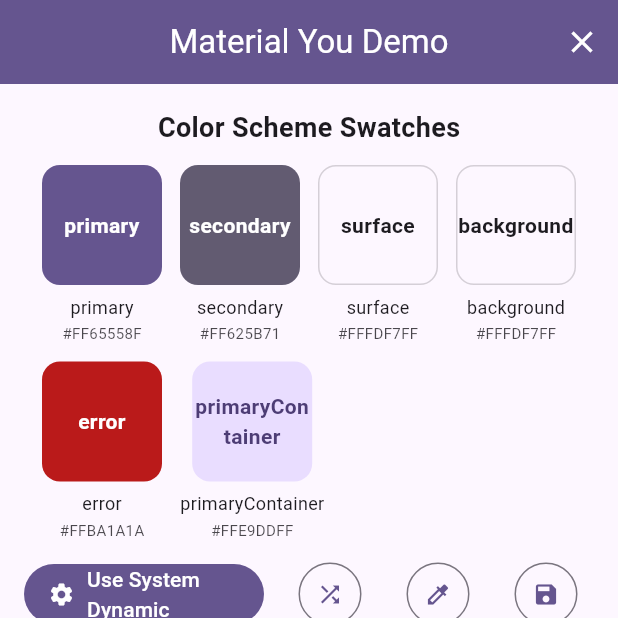
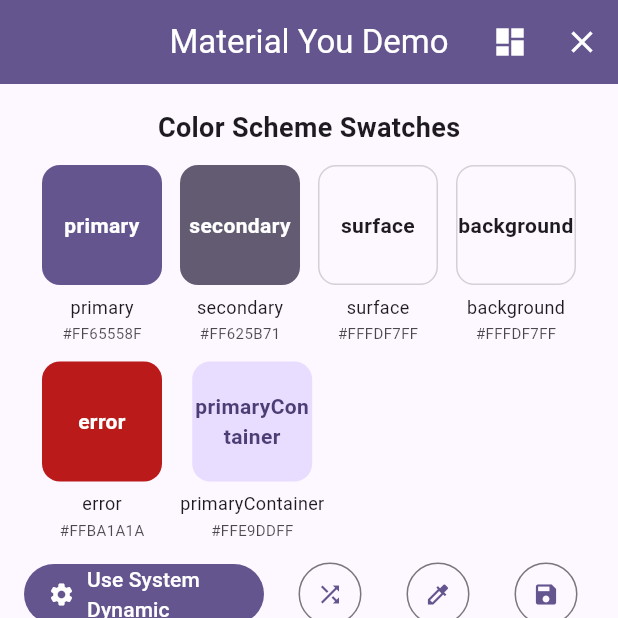
Before and after one commit to TheGreatEmperor1/MobileApp_MaterialYou3, a Flutter app: the screen it shows after launch, on a phone screen of 412 x 824 dp, the top half of it. Run offline on Flutter 3.47's test engine with Material 3 defaults, Android fonts, the phone set to English and light mode, and no system bars; drawn by our look-alikes of dynamic_color; our stand-ins replace flutter_colorpicker, flutter_svg, shared_preferences.

Commit message:
Perubahan kecil

```diff
--- a/lib/home_screen.dart
+++ b/lib/home_screen.dart
@@ -1,3 +1,4 @@
+// Updated HomeScreen: added goToDashboard callback and AppBar action to open Dashboard
 import 'package:flutter/material.dart';
 import 'package:flutter_colorpicker/flutter_colorpicker.dart';
 
@@ -10,6 +11,7 @@ class HomeScreen extends StatelessWidget {
   final bool isUsingDynamic;
   final Color currentSeed;
   final VoidCallback? goToPreview;
+  final VoidCallback? goToDashboard; // NEW
   final bool isDarkMode;
   final VoidCallback onToggleDarkMode;
 
@@ -32,6 +34,7 @@ class HomeScreen extends StatelessWidget {
     required this.isUsingDynamic,
     required this.currentSeed,
     this.goToPreview,
+    this.goToDashboard,
     required this.isDarkMode,
     required this.onToggleDarkMode,
     required this.presets,
@@ -50,15 +53,12 @@ class HomeScreen extends StatelessWidget {
     return (a << 24) | (r << 16) | (g << 8) | b;
   }
 
-  String _hex(Color c) =>
-      '#${_toARGB32(c).toRadixString(16).padLeft(8, '0').toUpperCase()}';
+  String _hex(Color c) => '#${_toARGB32(c).toRadixString(16).padLeft(8, '0').toUpperCase()}';
 
-  // return true if colors are visually similar (simple luminance check)
   bool _isSimilar(Color a, Color b, [double threshold = 0.06]) {
     return (a.computeLuminance() - b.computeLuminance()).abs() < threshold;
   }
 
-  // open color picker dialog and apply chosen color via onSetSeed
   void _openColorPicker(BuildContext context) {
     Color temp = currentSeed;
     showDialog(
@@ -71,25 +71,17 @@ class HomeScreen extends StatelessWidget {
             onColorChanged: (c) => temp = c,
             enableAlpha: false,
             pickerAreaHeightPercent: 0.7,
-            // avoid showLabel (deprecated)
           ),
         ),
         actions: [
-          TextButton(
-            onPressed: () => Navigator.of(ctx).pop(),
-            child: const Text('Cancel'),
-          ),
+          TextButton(onPressed: () => Navigator.of(ctx).pop(), child: const Text('Cancel')),
           TextButton(
             onPressed: () {
-              // always apply chosen color as seed AND force primary to that color
               onSetSeed(temp);
               onApplyAsPrimary(temp);
               Navigator.of(ctx).pop();
               ScaffoldMessenger.of(context).showSnackBar(
-                SnackBar(
-                  content: Text('Picked color ${_hex(temp)} (applied)'),
-                  duration: const Duration(seconds: 2),
-                ),
+                SnackBar(content: Text('Picked color ${_hex(temp)} (applied)'), duration: const Duration(seconds: 2)),
               );
             },
             child: const Text('Apply'),
@@ -99,13 +91,7 @@ class HomeScreen extends StatelessWidget {
     );
   }
 
-  Widget _swatch(
-    BuildContext context,
-    String name,
-    Color color,
-    Color onColor,
-    Color scaffoldBg,
-  ) {
+  Widget _swatch(BuildContext context, String name, Color color, Color onColor, Color scaffoldBg) {
     final showBorder = _isSimilar(color, scaffoldBg, 0.06);
     return Column(
       children: [
@@ -114,21 +100,14 @@ class HomeScreen extends StatelessWidget {
           child: InkWell(
             borderRadius: BorderRadius.circular(12),
             onTap: () {
-              // always set seed
               onSetSeed(color);
-              // if autoApply is on, also force primary to this color
               if (autoApplyOnTap) onApplyAsPrimary(color);
 
               ScaffoldMessenger.of(context).showSnackBar(
                 SnackBar(
                   content: Text('$name set as seed\n${_hex(color)}'),
                   duration: const Duration(seconds: 3),
-                  action: SnackBarAction(
-                    label: 'Use as Primary',
-                    onPressed: () {
-                      onApplyAsPrimary(color);
-                    },
-                  ),
+                  action: SnackBarAction(label: 'Use as Primary', onPressed: () => onApplyAsPrimary(color)),
                 ),
               );
             },
@@ -138,16 +117,10 @@ class HomeScreen extends StatelessWidget {
               decoration: BoxDecoration(
                 color: color,
                 borderRadius: BorderRadius.circular(12),
-                border: showBorder
-                    ? Border.all(color: onColor.withAlpha((0.18 * 255).round()))
-                    : null,
+                border: showBorder ? Border.all(color: onColor.withAlpha((0.18 * 255).round())) : null,
               ),
               child: Center(
-                child: Text(
-                  name,
-                  style: TextStyle(color: onColor, fontWeight: FontWeight.bold),
-                  textAlign: TextAlign.center,
-                ),
+                child: Text(name, style: TextStyle(color: onColor, fontWeight: FontWeight.bold), textAlign: TextAlign.center),
               ),
             ),
           ),
@@ -155,15 +128,7 @@ class HomeScreen extends StatelessWidget {
         const SizedBox(height: 6),
         Text(name, style: const TextStyle(fontSize: 12)),
         const SizedBox(height: 2),
-        Text(
-          _hex(color),
-          style: TextStyle(
-            fontSize: 10,
-            color: Theme.of(
-              context,
-            ).colorScheme.onSurface.withAlpha((0.8 * 255).round()),
-          ),
-        ),
+        Text(_hex(color), style: TextStyle(fontSize: 10, color: Theme.of(context).colorScheme.onSurface.withAlpha((0.8 * 255).round()))),
       ],
     );
   }
@@ -171,17 +136,9 @@ class HomeScreen extends StatelessWidget {
   Widget _presetTile(BuildContext context, Color color) {
     return GestureDetector(
       onTap: () {
-        // apply preset as seed
         onSetSeed(color);
-        // IMPORTANT: always force primary to this preset (patch requested)
         onApplyAsPrimary(color);
-
-        ScaffoldMessenger.of(context).showSnackBar(
-          SnackBar(
-            content: Text('Preset applied ${_hex(color)}'),
-            duration: const Duration(seconds: 1),
-          ),
-        );
+        ScaffoldMessenger.of(context).showSnackBar(SnackBar(content: Text('Preset applied ${_hex(color)}'), duration: const Duration(seconds: 1)));
       },
       onLongPress: () async {
         final confirm = await showDialog<bool>(
@@ -190,14 +147,8 @@ class HomeScreen extends StatelessWidget {
             title: const Text('Delete preset?'),
             content: Text('Remove preset ${_hex(color)}?'),
             actions: [
-              TextButton(
-                onPressed: () => Navigator.of(context).pop(false),
-                child: const Text('Cancel'),
-              ),
-              TextButton(
-                onPressed: () => Navigator.of(context).pop(true),
-                child: const Text('Delete'),
-              ),
+              TextButton(onPressed: () => Navigator.of(context).pop(false), child: const Text('Cancel')),
+              TextButton(onPressed: () => Navigator.of(context).pop(true), child: const Text('Delete')),
             ],
           ),
         );
@@ -206,12 +157,7 @@ class HomeScreen extends StatelessWidget {
         if (confirm == true) {
           onRemovePreset(color);
           if (!context.mounted) return;
-          ScaffoldMessenger.of(context).showSnackBar(
-            SnackBar(
-              content: Text('Preset removed ${_hex(color)}'),
-              duration: const Duration(seconds: 1),
-            ),
-          );
+          ScaffoldMessenger.of(context).showSnackBar(SnackBar(content: Text('Preset removed ${_hex(color)}'), duration: const Duration(seconds: 1)));
         }
       },
       child: Container(
@@ -221,11 +167,7 @@ class HomeScreen extends StatelessWidget {
         decoration: BoxDecoration(
           color: color,
           shape: BoxShape.circle,
-          border: Border.all(
-            color: Theme.of(
-              context,
-            ).colorScheme.onSurface.withAlpha((0.12 * 255).round()),
-          ),
+          border: Border.all(color: Theme.of(context).colorScheme.onSurface.withAlpha((0.12 * 255).round())),
         ),
       ),
     );
@@ -235,77 +177,24 @@ class HomeScreen extends StatelessWidget {
     showModalBottomSheet(
       context: context,
       useSafeArea: true,
-      shape: const RoundedRectangleBorder(
-        borderRadius: BorderRadius.vertical(top: Radius.circular(20)),
-      ),
+      shape: const RoundedRectangleBorder(borderRadius: BorderRadius.vertical(top: Radius.circular(20))),
       builder: (context) {
         return Padding(
           padding: const EdgeInsets.all(20),
           child: SingleChildScrollView(
-            child: Column(
-              crossAxisAlignment: CrossAxisAlignment.start,
-              children: [
-                const Center(
-                  child: Text(
-                    "Panduan Penggunaan Aplikasi",
-                    style: TextStyle(fontSize: 18, fontWeight: FontWeight.bold),
-                  ),
-                ),
-
+            child: Column(crossAxisAlignment: CrossAxisAlignment.start, children: [
+              const Center(child: Text("Panduan Penggunaan Aplikasi", style: TextStyle(fontSize: 18, fontWeight: FontWeight.bold))),
               const SizedBox(height: 20),
-
-                _guideItem(
-                  Icons.colorize,
-                  "Mengganti Warna Seed",
-                  "Pilih warna dari swatch atau buka color picker.",
-                ),
-
-                _guideItem(
-                  Icons.shuffle,
-                  "Random Warna",
-                  "Tekan ikon acak untuk menghasilkan seed color baru.",
-                ),
-
-                _guideItem(
-                  Icons.palette,
-                  "Dynamic vs Seed Color",
-                  "Gunakan warna Material You dari sistem atau warna seed pilihan Anda.",
-                ),
-
-                _guideItem(
-                  Icons.save,
-                  "Menyimpan Preset",
-                  "Tekan ikon save untuk menyimpan warna sebagai preset.",
-                ),
-
-                _guideItem(
-                  Icons.remove_circle,
-                  "Menghapus Preset",
-                  "Tekan dan tahan preset lalu konfirmasi hapus.",
-                ),
-
-                _guideItem(
-                  Icons.format_paint,
-                  "Set Primary Color",
-                  "Gunakan tombol 'Use as Primary' di snack bar.",
-                ),
-
-                _guideItem(
-                  Icons.brightness_6,
-                  "Mode Gelap / Terang",
-                  "Gunakan switch untuk mengubah mode tampilan.",
-                ),
-
+              _guideItem(Icons.colorize, "Mengganti Warna Seed", "Pilih warna dari swatch atau buka color picker."),
+              _guideItem(Icons.shuffle, "Random Warna", "Tekan ikon acak untuk menghasilkan seed color baru."),
+              _guideItem(Icons.palette, "Dynamic vs Seed Color", "Gunakan warna Material You dari sistem atau warna seed pilihan Anda."),
+              _guideItem(Icons.save, "Menyimpan Preset", "Tekan ikon save untuk menyimpan warna sebagai preset."),
+              _guideItem(Icons.remove_circle, "Menghapus Preset", "Tekan dan tahan preset lalu konfirmasi hapus."),
+              _guideItem(Icons.format_paint, "Set Primary Color", "Gunakan tombol 'Use as Primary' di snack bar."),
+              _guideItem(Icons.brightness_6, "Mode Gelap / Terang", "Gunakan switch untuk mengubah mode tampilan."),
               const SizedBox(height: 20),
-
-                Center(
-                  child: ElevatedButton(
-                    onPressed: () => Navigator.pop(context),
-                    child: const Text("Tutup"),
-                  ),
-                ),
-              ],
-            ),
+              Center(child: ElevatedButton(onPressed: () => Navigator.pop(context), child: const Text("Tutup"))),
+            ]),
           ),
         );
       },
@@ -315,29 +204,17 @@ class HomeScreen extends StatelessWidget {
   Widget _guideItem(IconData icon, String title, String desc) {
     return Padding(
       padding: const EdgeInsets.only(bottom: 16),
-      child: Row(
-        crossAxisAlignment: CrossAxisAlignment.start,
-        children: [
+      child: Row(crossAxisAlignment: CrossAxisAlignment.start, children: [
         Icon(icon, size: 28),
         const SizedBox(width: 12),
         Expanded(
-            child: Column(
-              crossAxisAlignment: CrossAxisAlignment.start,
-              children: [
-                Text(
-                  title,
-                  style: const TextStyle(
-                    fontSize: 15,
-                    fontWeight: FontWeight.bold,
-                  ),
-                ),
+          child: Column(crossAxisAlignment: CrossAxisAlignment.start, children: [
+            Text(title, style: const TextStyle(fontSize: 15, fontWeight: FontWeight.bold)),
             const SizedBox(height: 3),
             Text(desc, style: const TextStyle(fontSize: 13)),
-              ],
+          ]),
         ),
-          ),
-        ],
-      ),
+      ]),
     );
   }
 
@@ -345,8 +222,6 @@ class HomeScreen extends StatelessWidget {
   Widget build(BuildContext context) {
     final cs = Theme.of(context).colorScheme;
     final scaffoldBg = Theme.of(context).scaffoldBackgroundColor;
-
-    // use cs.surface as a safe fallback across Flutter versions
     final surfaceSwatch = cs.surface;
     final backgroundSwatch = cs.surface;
 
@@ -357,11 +232,8 @@ class HomeScreen extends StatelessWidget {
         foregroundColor: cs.onPrimary,
         centerTitle: true,
         actions: [
-          IconButton(
-            tooltip: 'Clear primary override',
-            icon: const Icon(Icons.clear),
-            onPressed: onClearPrimaryOverride,
-          ),
+          IconButton(tooltip: 'Open Dashboard', icon: const Icon(Icons.dashboard), onPressed: goToDashboard),
+          IconButton(tooltip: 'Clear primary override', icon: const Icon(Icons.clear), onPressed: onClearPrimaryOverride),
         ],
       ),
       floatingActionButton: FloatingActionButton(
@@ -370,168 +242,57 @@ class HomeScreen extends StatelessWidget {
         backgroundColor: cs.secondary,
         child: Icon(Icons.info_outline, color: cs.onSecondary),
       ),
-
       floatingActionButtonLocation: FloatingActionButtonLocation.endFloat,
       body: SafeArea(
         child: Padding(
           padding: const EdgeInsets.fromLTRB(16, 16, 16, 24),
-          child: Column(
-            children: [
-              const Text(
-                'Color Scheme Swatches',
-                style: TextStyle(fontSize: 18, fontWeight: FontWeight.bold),
-              ),
+          child: Column(children: [
+            const Text('Color Scheme Swatches', style: TextStyle(fontSize: 18, fontWeight: FontWeight.bold)),
             const SizedBox(height: 12),
-              Wrap(
-                spacing: 12,
-                runSpacing: 12,
-                children: [
-                  _swatch(
-                    context,
-                    'primary',
-                    cs.primary,
-                    cs.onPrimary,
-                    scaffoldBg,
-                  ),
-                  _swatch(
-                    context,
-                    'secondary',
-                    cs.secondary,
-                    cs.onSecondary,
-                    scaffoldBg,
-                  ),
-                  _swatch(
-                    context,
-                    'surface',
-                    surfaceSwatch,
-                    cs.onSurface,
-                    scaffoldBg,
-                  ),
-                  _swatch(
-                    context,
-                    'background',
-                    backgroundSwatch,
-                    cs.onSurface,
-                    scaffoldBg,
-                  ),
+            Wrap(spacing: 12, runSpacing: 12, children: [
+              _swatch(context, 'primary', cs.primary, cs.onPrimary, scaffoldBg),
+              _swatch(context, 'secondary', cs.secondary, cs.onSecondary, scaffoldBg),
+              _swatch(context, 'surface', surfaceSwatch, cs.onSurface, scaffoldBg),
+              _swatch(context, 'background', backgroundSwatch, cs.onSurface, scaffoldBg),
               _swatch(context, 'error', cs.error, cs.onError, scaffoldBg),
-                  _swatch(
-                    context,
-                    'primaryContainer',
-                    cs.primaryContainer,
-                    cs.onPrimaryContainer,
-                    scaffoldBg,
-                  ),
-                ],
-              ),
+              _swatch(context, 'primaryContainer', cs.primaryContainer, cs.onPrimaryContainer, scaffoldBg),
+            ]),
             const SizedBox(height: 12),
 
-              // presets row
             if (presets.isNotEmpty) ...[
               const SizedBox(height: 8),
-                SizedBox(
-                  height: 56,
-                  child: ListView(
-                    scrollDirection: Axis.horizontal,
-                    children: presets
-                        .map((c) => _presetTile(context, c))
-                        .toList(),
-                  ),
-                ),
+              SizedBox(height: 56, child: ListView(scrollDirection: Axis.horizontal, children: presets.map((c) => _presetTile(context, c)).toList())),
               const SizedBox(height: 12),
             ],
 
-              Row(
-                children: [
-                  Expanded(
-                    child: FilledButton.icon(
-                      onPressed: onToggleDynamic,
-                      icon: Icon(
-                        isUsingDynamic ? Icons.settings : Icons.palette,
-                      ),
-                      label: Text(
-                        isUsingDynamic
-                            ? 'Use System Dynamic'
-                            : 'Use Seed Color',
-                      ),
-                    ),
-                  ),
+            Row(children: [
+              Expanded(child: FilledButton.icon(onPressed: onToggleDynamic, icon: Icon(isUsingDynamic ? Icons.settings : Icons.palette), label: Text(isUsingDynamic ? 'Use System Dynamic' : 'Use Seed Color'))),
               const SizedBox(width: 12),
-                  OutlinedButton(
-                    style: OutlinedButton.styleFrom(
-                      shape: const CircleBorder(),
-                      padding: const EdgeInsets.all(12),
-                    ),
-                    onPressed: onRandomSeed,
-                    child: const Icon(Icons.shuffle),
-                  ),
+              OutlinedButton(style: OutlinedButton.styleFrom(shape: const CircleBorder(), padding: const EdgeInsets.all(12)), onPressed: onRandomSeed, child: const Icon(Icons.shuffle)),
               const SizedBox(width: 8),
-                  // color picker button
-                  OutlinedButton(
-                    style: OutlinedButton.styleFrom(
-                      shape: const CircleBorder(),
-                      padding: const EdgeInsets.all(12),
-                    ),
-                    onPressed: () => _openColorPicker(context),
-                    child: const Icon(Icons.colorize),
-                  ),
+              OutlinedButton(style: OutlinedButton.styleFrom(shape: const CircleBorder(), padding: const EdgeInsets.all(12)), onPressed: () => _openColorPicker(context), child: const Icon(Icons.colorize)),
               const SizedBox(width: 8),
-                  // save current seed as preset
-                  OutlinedButton(
-                    style: OutlinedButton.styleFrom(
-                      shape: const CircleBorder(),
-                      padding: const EdgeInsets.all(12),
-                    ),
-                    onPressed: () {
+              OutlinedButton(style: OutlinedButton.styleFrom(shape: const CircleBorder(), padding: const EdgeInsets.all(12)), onPressed: () {
                 onSavePreset(currentSeed);
-                      ScaffoldMessenger.of(context).showSnackBar(
-                        SnackBar(
-                          content: Text('Preset saved ${_hex(currentSeed)}'),
-                          duration: const Duration(seconds: 1),
-                        ),
-                      );
-                    },
-                    child: const Icon(Icons.save),
-                  ),
-                ],
-              ),
+                ScaffoldMessenger.of(context).showSnackBar(SnackBar(content: Text('Preset saved ${_hex(currentSeed)}'), duration: const Duration(seconds: 1)));
+              }, child: const Icon(Icons.save)),
+            ]),
 
             const SizedBox(height: 12),
-              // Theme toggle (Light / Dark) — replace deprecated activeColor with thumbColor
-              Row(
-                mainAxisAlignment: MainAxisAlignment.center,
-                children: [
+            Row(mainAxisAlignment: MainAxisAlignment.center, children: [
               const Icon(Icons.light_mode),
-                  Switch(
-                    value: isDarkMode,
-                    onChanged: (_) => onToggleDarkMode(),
-                    thumbColor: MaterialStateProperty.all(cs.primary),
-                  ),
+              Switch(value: isDarkMode, onChanged: (_) => onToggleDarkMode(), thumbColor: MaterialStateProperty.all(cs.primary)),
               const Icon(Icons.dark_mode),
               const SizedBox(width: 8),
-                  Text(
-                    isDarkMode ? 'Dark mode' : 'Light mode',
-                    style: TextStyle(color: cs.onSurface),
-                  ),
+              Text(isDarkMode ? 'Dark mode' : 'Light mode', style: TextStyle(color: cs.onSurface)),
               const SizedBox(width: 16),
-                  // Auto-apply toggle
               const SizedBox(width: 8),
               const Text('Auto-apply', style: TextStyle(fontSize: 12)),
-                  Switch(
-                    value: autoApplyOnTap,
-                    onChanged: (_) => onToggleAutoApply(),
-                    thumbColor: MaterialStateProperty.all(cs.primary),
-                  ),
-                ],
-              ),
+              Switch(value: autoApplyOnTap, onChanged: (_) => onToggleAutoApply(), thumbColor: MaterialStateProperty.all(cs.primary)),
+            ]),
             const Spacer(),
-              Text(
-                'Tap a swatch to set it as seed color.\nUse "Use as Primary" in the SnackBar to force that color as primary.\nLong-press a preset to remove it.',
-                textAlign: TextAlign.center,
-                style: TextStyle(color: cs.onSurface),
-              ),
-            ],
-          ),
+            Text('Tap a swatch to set it as seed color.\nUse "Use as Primary" in the SnackBar to force that color as primary.\nLong-press a preset to remove it.', textAlign: TextAlign.center, style: TextStyle(color: cs.onSurface)),
+          ]),
         ),
       ),
     );
```
Also changed, not shown: lib/dashboard_screen.dart (added, +191 -0 lines), lib/main.dart (+19 -25 lines), pubspec.yaml (+9 -70 lines), assets/icons/gmail.svg (added), assets/icons/googledrive.svg (added), assets/icons/googlemaps.svg (added), assets/icons/youtube.svg (added), pubspec.lock, 5 other files. Lines whose indentation alone changed are shown as unchanged.
